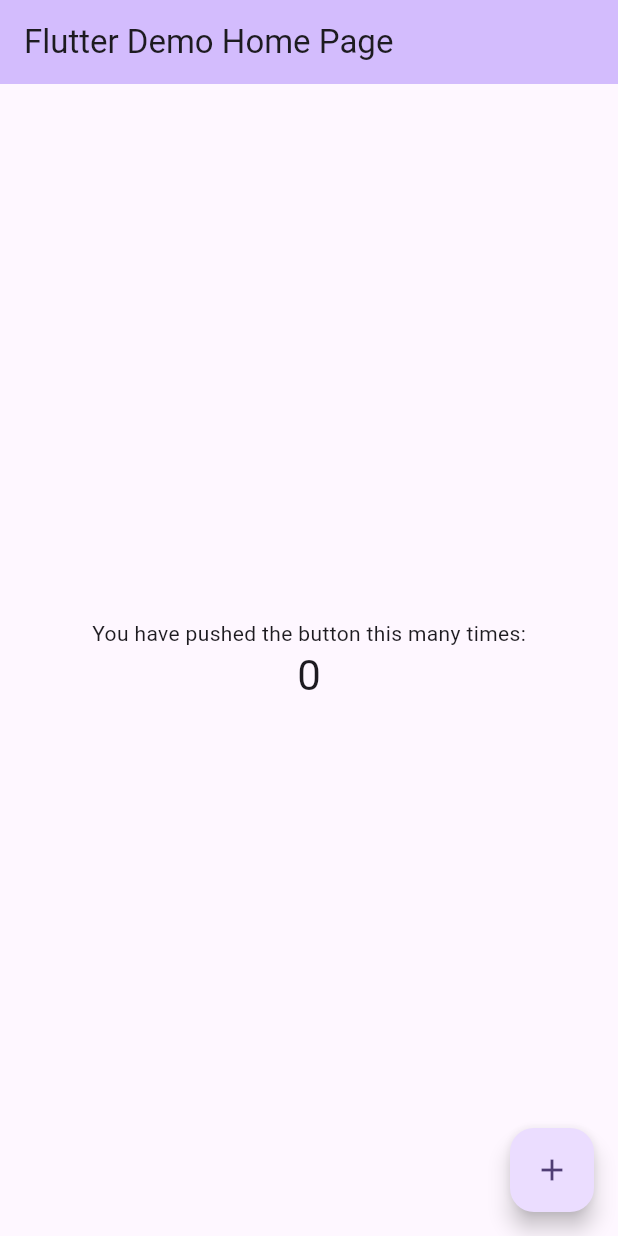
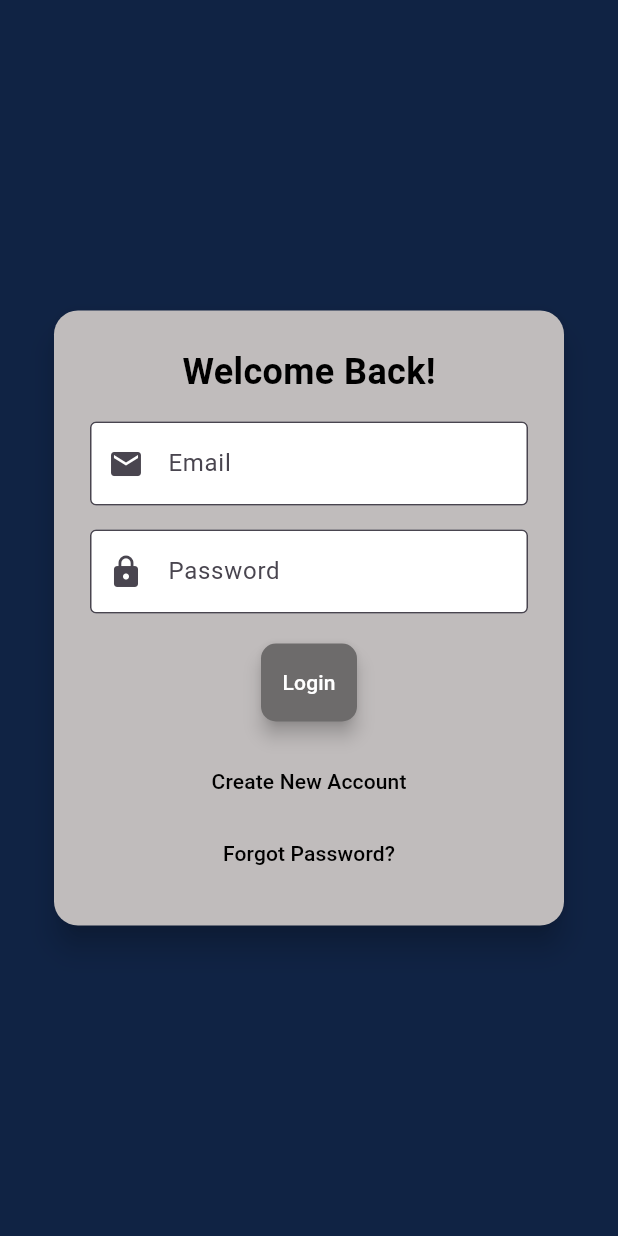
Before and after one commit to UCSC19-Middleware-Architechture-Group/Mobile-Frontend, a Flutter app: the screen it shows after launch, on a phone screen of 412 x 824 dp. Run offline on Flutter 3.47's test engine with Material 3 defaults, Android fonts, the phone set to English and light mode, and no system bars.

Commit message:
Login page, register pagem forget password page

```diff
--- a/lib/main.dart
+++ b/lib/main.dart
@@ -1,125 +1,20 @@
 import 'package:flutter/material.dart';
+import 'pages/login_page.dart';
 
 void main() {
-  runApp(const MyApp());
+  runApp(MyApp());
 }
 
 class MyApp extends StatelessWidget {
-  const MyApp({super.key});
-
-  // This widget is the root of your application.
   @override
   Widget build(BuildContext context) {
     return MaterialApp(
-      title: 'Flutter Demo',
-      theme: ThemeData(
-        // This is the theme of your application.
-        //
-        // TRY THIS: Try running your application with "flutter run". You'll see
-        // the application has a purple toolbar. Then, without quitting the app,
-        // try changing the seedColor in the colorScheme below to Colors.green
-        // and then invoke "hot reload" (save your changes or press the "hot
-        // reload" button in a Flutter-supported IDE, or press "r" if you used
-        // the command line to start the app).
-        //
-        // Notice that the counter didn't reset back to zero; the application
-        // state is not lost during the reload. To reset the state, use hot
-        // restart instead.
-        //
-        // This works for code too, not just values: Most code changes can be
-        // tested with just a hot reload.
-        colorScheme: ColorScheme.fromSeed(seedColor: Colors.deepPurple),
-        useMaterial3: true,
-      ),
-      home: const MyHomePage(title: 'Flutter Demo Home Page'),
+      title: 'Sri-Care',
+      initialRoute: '/',
+      routes: {
+        '/': (context) => LoginPage(),
+
+      },
     );
   }
 }
-
-class MyHomePage extends StatefulWidget {
-  const MyHomePage({super.key, required this.title});
-
-  // This widget is the home page of your application. It is stateful, meaning
-  // that it has a State object (defined below) that contains fields that affect
-  // how it looks.
-
-  // This class is the configuration for the state. It holds the values (in this
-  // case the title) provided by the parent (in this case the App widget) and
-  // used by the build method of the State. Fields in a Widget subclass are
-  // always marked "final".
-
-  final String title;
-
-  @override
-  State<MyHomePage> createState() => _MyHomePageState();
-}
-
-class _MyHomePageState extends State<MyHomePage> {
-  int _counter = 0;
-
-  void _incrementCounter() {
-    setState(() {
-      // This call to setState tells the Flutter framework that something has
-      // changed in this State, which causes it to rerun the build method below
-      // so that the display can reflect the updated values. If we changed
-      // _counter without calling setState(), then the build method would not be
-      // called again, and so nothing would appear to happen.
-      _counter++;
-    });
-  }
-
-  @override
-  Widget build(BuildContext context) {
-    // This method is rerun every time setState is called, for instance as done
-    // by the _incrementCounter method above.
-    //
-    // The Flutter framework has been optimized to make rerunning build methods
-    // fast, so that you can just rebuild anything that needs updating rather
-    // than having to individually change instances of widgets.
-    return Scaffold(
-      appBar: AppBar(
-        // TRY THIS: Try changing the color here to a specific color (to
-        // Colors.amber, perhaps?) and trigger a hot reload to see the AppBar
-        // change color while the other colors stay the same.
-        backgroundColor: Theme.of(context).colorScheme.inversePrimary,
-        // Here we take the value from the MyHomePage object that was created by
-        // the App.build method, and use it to set our appbar title.
-        title: Text(widget.title),
-      ),
-      body: Center(
-        // Center is a layout widget. It takes a single child and positions it
-        // in the middle of the parent.
-        child: Column(
-          // Column is also a layout widget. It takes a list of children and
-          // arranges them vertically. By default, it sizes itself to fit its
-          // children horizontally, and tries to be as tall as its parent.
-          //
-          // Column has various properties to control how it sizes itself and
-          // how it positions its children. Here we use mainAxisAlignment to
-          // center the children vertically; the main axis here is the vertical
-          // axis because Columns are vertical (the cross axis would be
-          // horizontal).
-          //
-          // TRY THIS: Invoke "debug painting" (choose the "Toggle Debug Paint"
-          // action in the IDE, or press "p" in the console), to see the
-          // wireframe for each widget.
-          mainAxisAlignment: MainAxisAlignment.center,
-          children: <Widget>[
-            const Text(
-              'You have pushed the button this many times:',
-            ),
-            Text(
-              '$_counter',
-              style: Theme.of(context).textTheme.headlineMedium,
-            ),
-          ],
-        ),
-      ),
-      floatingActionButton: FloatingActionButton(
-        onPressed: _incrementCounter,
-        tooltip: 'Increment',
-        child: const Icon(Icons.add),
-      ), // This trailing comma makes auto-formatting nicer for build methods.
-    );
-  }
-}
--- /dev/null
+++ b/lib/pages/login_page.dart
@@ -0,0 +1,143 @@
+import 'package:flutter/material.dart';
+import 'register_page.dart';
+import 'forgot_password_page.dart';
+
+class LoginPage extends StatefulWidget {
+  @override
+  _LoginPageState createState() => _LoginPageState();
+}
+
+class _LoginPageState extends State<LoginPage> {
+  final _formKey = GlobalKey<FormState>();
+  String? _email;
+  String? _password;
+
+  void _login() {
+    if (_formKey.currentState!.validate()) {
+      _formKey.currentState!.save();
+      // Implement login logic here (API call, etc.)
+      print('Email: $_email, Password: $_password');
+    }
+  }
+
+  @override
+  Widget build(BuildContext context) {
+    return Scaffold(
+      body: Container(
+        color: Color.fromARGB(255, 16, 35, 68), // Dark blue background
+        padding: const EdgeInsets.all(32.0),
+        child: Center(
+          child: SingleChildScrollView(
+            child: Card(
+              elevation: 8,
+              shape: RoundedRectangleBorder(
+                borderRadius: BorderRadius.circular(16),
+              ),
+              color: Color.fromARGB(255, 192, 188, 188), // Light gray inner card
+              child: Padding(
+                padding: const EdgeInsets.all(24.0),
+                child: Form(
+                  key: _formKey,
+                  child: Column(
+                    mainAxisSize: MainAxisSize.min,
+                    children: [
+                      Text(
+                        'Welcome Back!',
+                        style: TextStyle(
+                          fontSize: 24,
+                          fontWeight: FontWeight.bold,
+                          color: Colors.black, // Changed to black
+                        ),
+                      ),
+                      SizedBox(height: 16),
+                      TextFormField(
+                        decoration: InputDecoration(
+                          labelText: 'Email',
+                          border: OutlineInputBorder(),
+                          filled: true,
+                          fillColor: Colors.white,
+                          prefixIcon: Icon(Icons.email),
+                        ),
+                        validator: (value) {
+                          if (value == null || value.isEmpty) {
+                            return 'Please enter your email';
+                          }
+                          return null;
+                        },
+                        onSaved: (value) => _email = value,
+                      ),
+                      SizedBox(height: 16),
+                      TextFormField(
+                        decoration: InputDecoration(
+                          labelText: 'Password',
+                          border: OutlineInputBorder(),
+                          filled: true,
+                          fillColor: Colors.white,
+                          prefixIcon: Icon(Icons.lock),
+                        ),
+                        obscureText: true,
+                        validator: (value) {
+                          if (value == null || value.isEmpty) {
+                            return 'Please enter your password';
+                          }
+                          return null;
+                        },
+                        onSaved: (value) => _password = value,
+                      ),
+                      SizedBox(height: 20),
+                      ElevatedButton(
+                        onPressed: _login,
+                        style: ElevatedButton.styleFrom(
+                          backgroundColor: const Color.fromARGB(255, 109, 107, 107), // Button color
+                          padding: EdgeInsets.symmetric(vertical: 16),
+                          shape: RoundedRectangleBorder(
+                            borderRadius: BorderRadius.circular(10),
+                          ),
+                          elevation: 5, // Add a slight elevation
+                        ),
+                        child: Text(
+                          'Login',
+                          style: TextStyle(
+                            color: Colors.white, // White text for contrast
+                          ),
+                        ),
+                      ),
+                      SizedBox(height: 16),
+                      TextButton(
+                        onPressed: () {
+                          // Navigate to the Registration Page
+                          Navigator.push(
+                            context,
+                            MaterialPageRoute(builder: (context) => RegistrationPage()),
+                          );
+                        },
+                        child: Text(
+                          'Create New Account',
+                          style: TextStyle(color: Colors.black), // Black text
+                        ),
+                      ),
+
+                      TextButton(
+                        onPressed: () {
+                          // Navigate to the Forgot Password Page
+                          Navigator.push(
+                            context,
+                            MaterialPageRoute(builder: (context) => ForgotPasswordPage()),
+                          );
+                        },
+                        child: Text(
+                          'Forgot Password?',
+                          style: TextStyle(color: Colors.black), // Black text
+                        ),
+                      ),
+                    ],
+                  ),
+                ),
+              ),
+            ),
+          ),
+        ),
+      ),
+    );
+  }
+}
```
Also changed, not shown: lib/pages/forgot_password_page.dart (added, +95 -0 lines), lib/pages/register_page.dart (added, +150 -0 lines).
